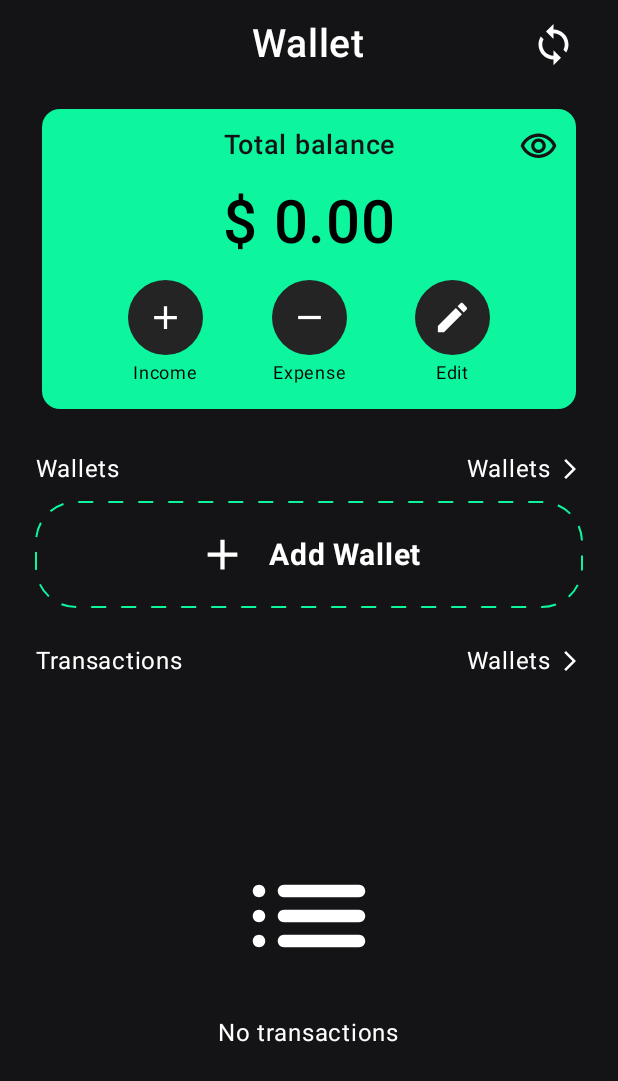
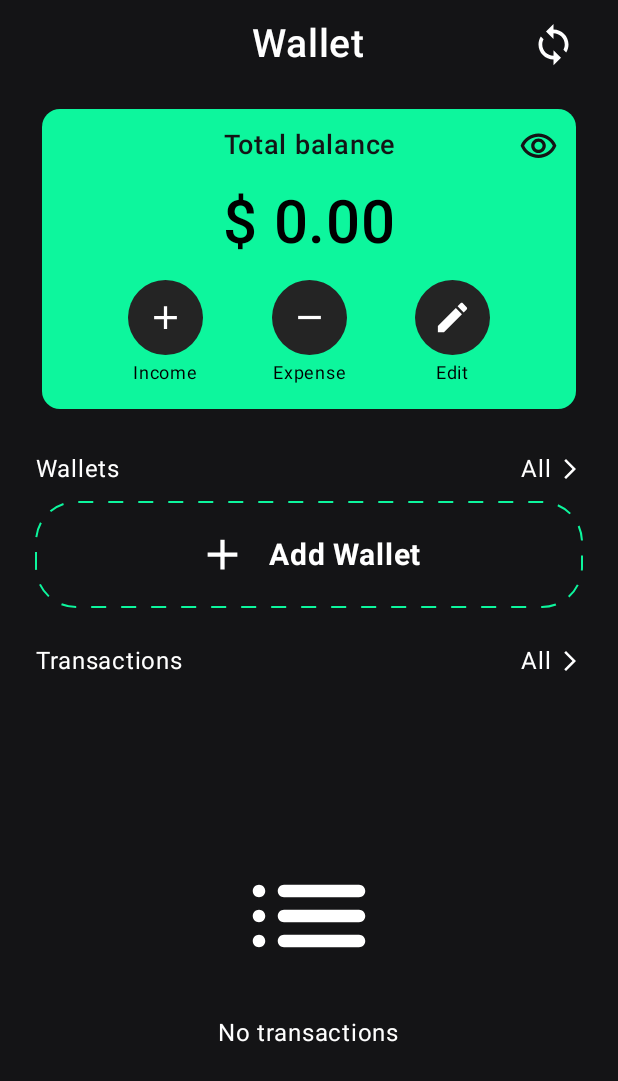
Before and after one commit to AntroDony/WalletApp, an Android app built with Jetpack Compose: the screen it shows after launch (MainActivity), on a phone screen of 412 x 824 dp. Shown: the top 1081 px of the screen. Run offline under Robolectric (Android 15) with nearby library versions, the phone set to English and light mode, and no system bars; our stand-ins replace Dagger/Hilt's generated code, Room's generated code; libraries missing offline, so code that uses them is left out: androidx.glance, androidx.glance.appwidget; 4 statements that could not run were skipped.

Commit message:
add little fix

```diff
--- a/app/src/main/res/values/strings.xml
+++ b/app/src/main/res/values/strings.xml
@@ -9,7 +9,7 @@
     <string name="home_wallet_list_title">Wallets</string>
     <string name="home_transaction_list_title">Transactions</string>
     <string name="home_empty_transaction_list_placeholder">"No transactions</string>
-    <string name="home_all_button">Wallets</string>
+    <string name="home_all_button">All</string>
 
     <string name="home_total_balance_card_title">Total balance</string>
     <string name="home_card_private_mode_balance">* * * *</string>
```
